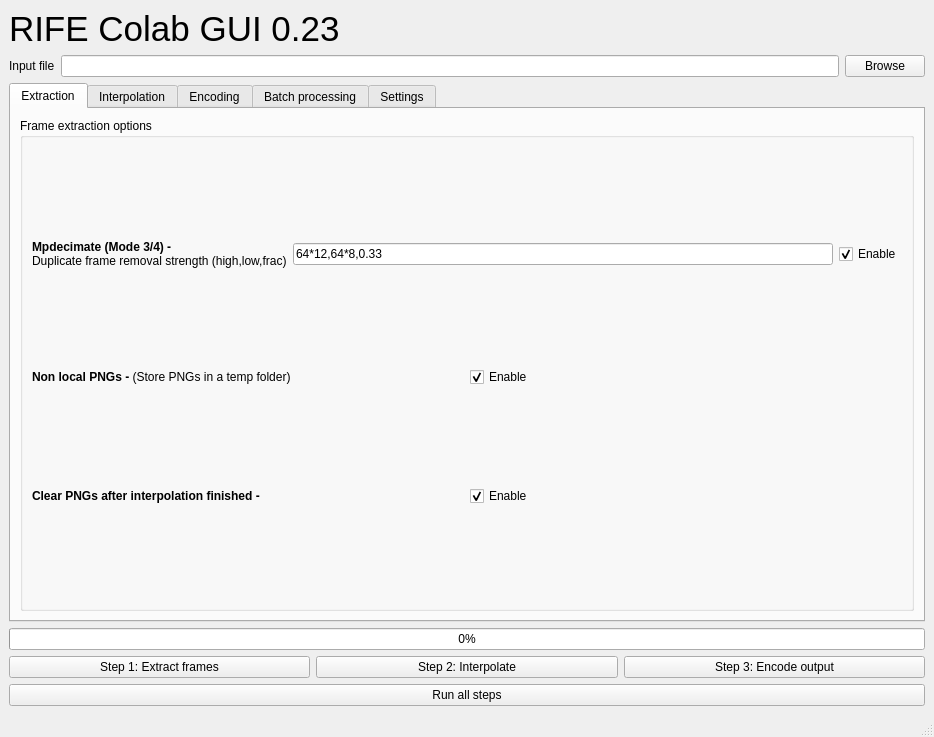
First picture: the form in main_gui.ui, repository HeylonNHP/RIFE-Colab, before the edit.
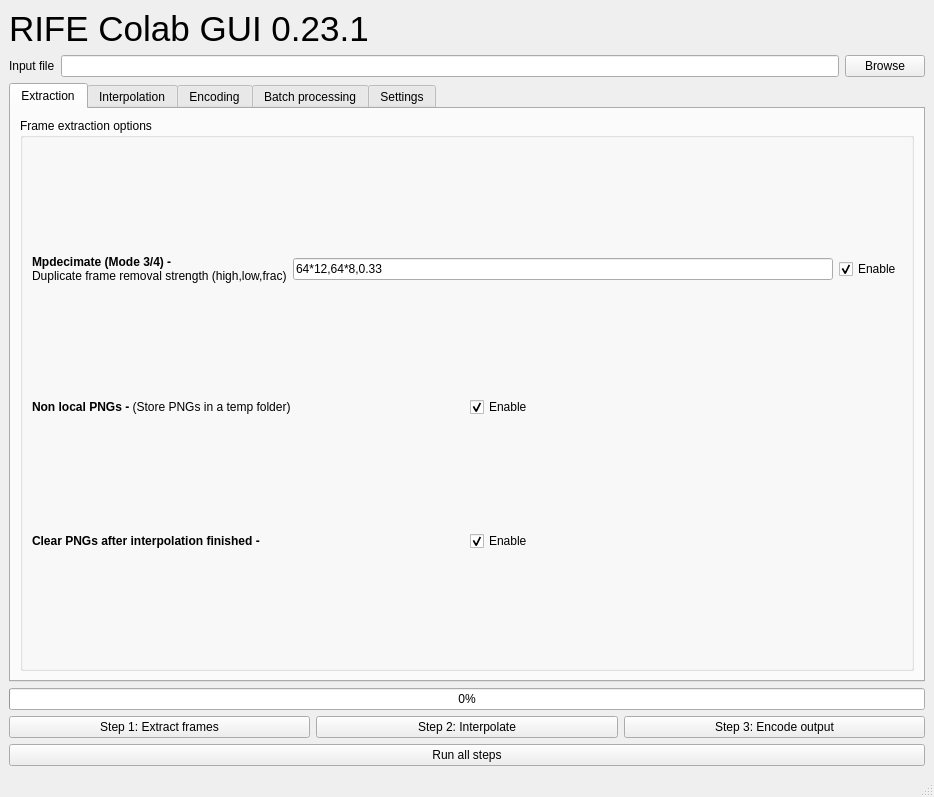
Second picture: the form after the edit. Custom widgets are drawn as their Qt base class.

Patch:
```diff
--- a/main_gui.ui
+++ b/main_gui.ui
@@ -7,7 +7,7 @@
     <x>0</x>
     <y>0</y>
     <width>934</width>
-    <height>731</height>
+    <height>797</height>
    </rect>
   </property>
   <property name="windowTitle">
@@ -37,7 +37,7 @@
          </font>
         </property>
         <property name="text">
-         <string>&lt;html&gt;&lt;head/&gt;&lt;body&gt;&lt;p&gt;RIFE Colab GUI 0.23&lt;/p&gt;&lt;/body&gt;&lt;/html&gt;</string>
+         <string>&lt;html&gt;&lt;head/&gt;&lt;body&gt;&lt;p&gt;RIFE Colab GUI 0.23.1&lt;/p&gt;&lt;/body&gt;&lt;/html&gt;</string>
         </property>
        </widget>
       </item>
```
Left out of the diff: 5 changed lines with no effect on the pictures.
